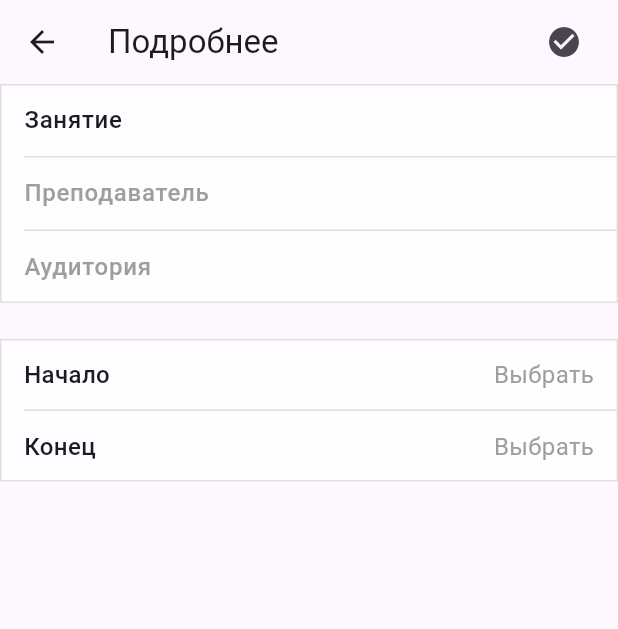
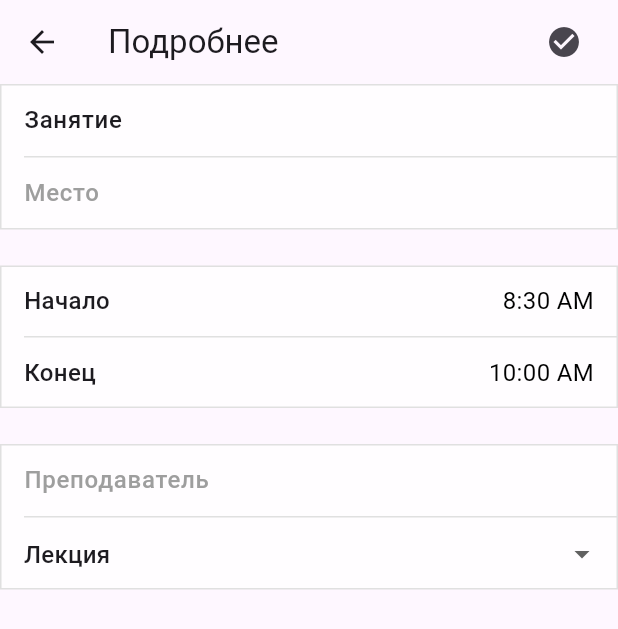
Before and after one commit to seljmov/stook, a Flutter app: the LessonPutScreen screen opened directly with empty values, on a phone screen of 412 x 824 dp. Shown: the top 629 px of the screen. Run offline on Flutter 3.47's test engine with Material 3 defaults, Android fonts, the light colour scheme and no system bars; our stand-ins replace drift, sqlite3_flutter_libs; missing offline and left inert: drift_db_viewer, injector, octopus, sqlite3; accounts and stored records are empty; generated files the repository leaves out were written again; project files that could hold a hidden picture were left out.

Commit message:
fix lessons bugs

```diff
--- a/stook-mobile-app/lib/main.dart
+++ b/stook-mobile-app/lib/main.dart
@@ -2,10 +2,6 @@ import 'package:flutter/material.dart';
 
 import 'src/common/infrastructure/di_configurator.dart';
 import 'src/common/widget/app.dart';
-
-// TODO: Убрать пересечение занятия самим с собой.
-// TODO: Прокидывать время начала и конца занятия на страницу редактирования.
-// TODO: Добавить возможность выбирать тип занятия.
 
 /// Точка входа в приложение.
 void main() {
--- a/stook-mobile-app/lib/src/feature/schedule_put/lesson_put/lesson_put_screen.dart
+++ b/stook-mobile-app/lib/src/feature/schedule_put/lesson_put/lesson_put_screen.dart
@@ -1,4 +1,5 @@
 import 'package:flutter/material.dart';
+import 'package:stook_database/models/models.dart';
 
 import '../../../common/extension/time_of_day_x.dart';
 import '../models.dart';
@@ -24,12 +25,17 @@ class _LessonPutScreenState extends State<LessonPutScreen> {
   final placeController = TextEditingController();
   final startNotifier = ValueNotifier<TimeOfDay?>(null);
   final endNotifier = ValueNotifier<TimeOfDay?>(null);
+  final lessonTypeNotifier = ValueNotifier<LessonType>(LessonType.other);
 
   @override
   void initState() {
     nameController.text = widget.lesson.name;
     teacherController.text = widget.lesson.teacher;
     placeController.text = widget.lesson.place;
+
+    startNotifier.value = widget.lesson.timeStart;
+    endNotifier.value = widget.lesson.timeEnd;
+    lessonTypeNotifier.value = widget.lesson.type;
     super.initState();
   }
 
@@ -43,6 +49,7 @@ class _LessonPutScreenState extends State<LessonPutScreen> {
 
   @override
   Widget build(BuildContext context) {
+    debugPrint('lesson: ${widget.lesson.toStr}');
     return GestureDetector(
       onTap: () {
         FocusScope.of(context).requestFocus(FocusNode());
@@ -78,12 +85,15 @@ class _LessonPutScreenState extends State<LessonPutScreen> {
                     return;
                   }
 
+                  debugPrint('lessonType: ${lessonTypeNotifier.value}');
                   final updatedLesson = widget.lesson.copyWith(
-                    name: nameController.text,
-                    teacher: teacherController.text,
-                    place: placeController.text,
+                    id: widget.lesson.id,
+                    name: nameController.text.trim(),
+                    teacher: teacherController.text.trim(),
+                    place: placeController.text.trim(),
                     timeStart: startNotifier.value!,
                     timeEnd: endNotifier.value!,
+                    type: lessonTypeNotifier.value,
                   );
                   final result = widget.onLessonUpdate(updatedLesson);
                   if (result == null) {
@@ -134,6 +144,42 @@ class _LessonPutScreenState extends State<LessonPutScreen> {
                       color: Colors.grey.shade300,
                     ),
                     TextFormField(
+                      controller: placeController,
+                      style: const TextStyle(
+                        fontSize: 16,
+                        fontWeight: FontWeight.w500,
+                      ),
+                      decoration: const InputDecoration(
+                        border: InputBorder.none,
+                        hintStyle: TextStyle(
+                          color: Colors.grey,
+                          fontSize: 16,
+                        ),
+                        hintText: 'Место',
+                      ),
+                    ),
+                  ],
+                ),
+              ),
+            ),
+            const SizedBox(height: 24),
+            LessonTimesWidget(
+              startNotifier: startNotifier,
+              endNotifier: endNotifier,
+            ),
+            const SizedBox(height: 24),
+            DecoratedBox(
+              decoration: BoxDecoration(
+                color: Colors.white70,
+                border: Border.all(
+                  color: Colors.grey.shade300,
+                ),
+              ),
+              child: Padding(
+                padding: const EdgeInsets.only(left: 16.0),
+                child: Column(
+                  children: [
+                    TextFormField(
                       controller: teacherController,
                       style: const TextStyle(
                         fontSize: 16,
@@ -152,27 +198,51 @@ class _LessonPutScreenState extends State<LessonPutScreen> {
                       height: 1,
                       color: Colors.grey.shade300,
                     ),
-                    TextFormField(
-                      controller: placeController,
-                      style: const TextStyle(
-                        fontSize: 16,
-                        fontWeight: FontWeight.w500,
-                      ),
+                    Padding(
+                      padding: const EdgeInsets.only(right: 12.0),
+                      child: DropdownButtonFormField<LessonType>(
+                        value: lessonTypeNotifier.value,
+                        items: LessonType.values
+                            .map((e) =>
+                                DropdownMenuItem(value: e, child: Text(e.name)))
+                            .toList(),
+                        onChanged: (value) {
+                          lessonTypeNotifier.value = value!;
+                        },
                         decoration: const InputDecoration(
                           border: InputBorder.none,
                           hintStyle: TextStyle(
                             color: Colors.grey,
                             fontSize: 16,
                           ),
-                        hintText: 'Аудитория',
+                          hintText: 'Тип занятия',
+                        ),
                       ),
                     ),
                   ],
                 ),
               ),
             ),
-            const SizedBox(height: 24),
-            DecoratedBox(
+          ],
+        ),
+      ),
+    );
+  }
+}
+
+class LessonTimesWidget extends StatelessWidget {
+  const LessonTimesWidget({
+    super.key,
+    required this.startNotifier,
+    required this.endNotifier,
+  });
+
+  final ValueNotifier<TimeOfDay?> startNotifier;
+  final ValueNotifier<TimeOfDay?> endNotifier;
+
+  @override
+  Widget build(BuildContext context) {
+    return DecoratedBox(
       decoration: BoxDecoration(
         color: Colors.white70,
         border: Border.all(
@@ -211,6 +281,9 @@ class _LessonPutScreenState extends State<LessonPutScreen> {
                         minuteLabelText: 'Минуты',
                         barrierLabel: 'Выбор времени начала занятия',
                       );
+                      if (timeOfDay == null && startNotifier.value != null) {
+                        return;
+                      }
                       startNotifier.value = timeOfDay;
                       endNotifier.value = timeOfDay?.addMinutes(90);
                     },
@@ -220,9 +293,7 @@ class _LessonPutScreenState extends State<LessonPutScreen> {
                         return Text(
                           time?.format(context) ?? 'Выбрать',
                           style: TextStyle(
-                                    color: time == null
-                                        ? Colors.grey
-                                        : Colors.black,
+                            color: time == null ? Colors.grey : Colors.black,
                             fontSize: 16,
                           ),
                         );
@@ -253,8 +324,7 @@ class _LessonPutScreenState extends State<LessonPutScreen> {
                     onTap: () async {
                       final timeOfDay = await showTimePicker(
                         context: context,
-                                initialTime:
-                                    startNotifier.value?.addMinutes(90) ??
+                        initialTime: startNotifier.value?.addMinutes(90) ??
                             const TimeOfDay(hour: 10, minute: 0),
                         initialEntryMode: TimePickerEntryMode.input,
                         cancelText: 'Отмена',
@@ -268,8 +338,7 @@ class _LessonPutScreenState extends State<LessonPutScreen> {
 
                       if (timeOfDay != null &&
                           (startNotifier.value == null ||
-                                      timeOfDay
-                                          .isBefore(startNotifier.value!))) {
+                              timeOfDay.isBefore(startNotifier.value!))) {
                         ScaffoldMessenger.of(context).showSnackBar(
                           const SnackBar(
                             content: Text(
@@ -288,9 +357,7 @@ class _LessonPutScreenState extends State<LessonPutScreen> {
                         return Text(
                           time?.format(context) ?? 'Выбрать',
                           style: TextStyle(
-                                    color: time == null
-                                        ? Colors.grey
-                                        : Colors.black,
+                            color: time == null ? Colors.grey : Colors.black,
                             fontSize: 16,
                           ),
                         );
@@ -303,10 +370,6 @@ class _LessonPutScreenState extends State<LessonPutScreen> {
           ],
         ),
       ),
-            ),
-          ],
-        ),
-      ),
     );
   }
 }
--- a/stook-mobile-app/lib/src/feature/schedule_put/models.dart
+++ b/stook-mobile-app/lib/src/feature/schedule_put/models.dart
@@ -1,6 +1,5 @@
 import 'package:flutter/material.dart';
 import 'package:stook_database/models/enums/enums.dart';
-import 'package:stook_database/models/models.dart' as models;
 import 'package:stook_database/database_context.dart' as database;
 
 import '../../common/extension/time_of_day_x.dart';
@@ -35,7 +34,7 @@ class Week {
           timeEnd: lesson.timeEnd.toDateTime(),
           weekNumber: number,
           dayOfWeek: day.dayOfWeek,
-          lessonType: models.LessonType.lecture,
+          lessonType: lesson.type,
         );
       });
     }).toList();
@@ -56,7 +55,7 @@ class Day {
 
   /// Добавить занятие.
   void addLesson() {
-    lessons.add(Lesson());
+    lessons.add(const Lesson());
   }
 
   /// Полуить название дня недели.
@@ -82,6 +81,9 @@ class Day {
 
 /// Занятие.
 class Lesson {
+  /// Идентификатор занятия.
+  final int id;
+
   /// Название занятия.
   final String name;
 
@@ -97,29 +99,41 @@ class Lesson {
   /// Время окончания занятия.
   final TimeOfDay timeEnd;
 
+  /// Тип занятия.
+  final LessonType type;
+
   /// Конструктор.
-  Lesson({
+  const Lesson({
+    this.id = 0,
     this.name = 'Занятие',
     this.place = '',
     this.teacher = '',
     this.timeStart = const TimeOfDay(hour: 8, minute: 30),
     this.timeEnd = const TimeOfDay(hour: 10, minute: 0),
+    this.type = LessonType.lecture,
   });
 
   /// Копировать занятие с изменением указанных полей.
   Lesson copyWith({
+    int? id,
     String? name,
     String? place,
     String? teacher,
     TimeOfDay? timeStart,
     TimeOfDay? timeEnd,
+    LessonType? type,
   }) {
     return Lesson(
+      id: id ?? this.id,
       name: name ?? this.name,
       place: place ?? this.place,
       teacher: teacher ?? this.teacher,
       timeStart: timeStart ?? this.timeStart,
       timeEnd: timeEnd ?? this.timeEnd,
+      type: type ?? this.type,
     );
   }
+
+  String get toStr =>
+      'Lesson(id: $id, name: $name, place: $place, teacher: $teacher, timeStart: $timeStart, timeEnd: $timeEnd, type: $type)';
 }
--- a/stook-mobile-app/lib/src/feature/schedule_put/schedule_put_screen.dart
+++ b/stook-mobile-app/lib/src/feature/schedule_put/schedule_put_screen.dart
@@ -28,7 +28,6 @@ class _SchedulePutScreenState extends State<SchedulePutScreen> {
   Future<List<Week>> _loadFromDatabase() async {
     final lessons = await widget.databaseContext.lessonsDao.getAllLessons();
     final lessonsByWeek = lessons.groupListsBy((lessons) => lessons.weekNumber);
-    debugPrint('Lessons: $lessons');
     final weeks = <Week>[];
     for (final weekNumber in lessonsByWeek.keys) {
       final week = Week(
@@ -47,11 +46,13 @@ class _SchedulePutScreenState extends State<SchedulePutScreen> {
         final lessons = lessonsByDay[dayOfWeek] ?? [];
         day.lessons.addAll(lessons.map((lesson) {
           return models.Lesson(
+            id: lesson.id,
             name: lesson.title,
             place: lesson.place,
             teacher: lesson.teacher,
             timeStart: TimeOfDay.fromDateTime(lesson.timeStart),
             timeEnd: TimeOfDay.fromDateTime(lesson.timeEnd),
+            type: lesson.lessonType,
           );
         }));
       }
@@ -65,14 +66,13 @@ class _SchedulePutScreenState extends State<SchedulePutScreen> {
     return FutureBuilder(
       future: _loadFromDatabase(),
       builder: (context, snapshot) {
-        debugPrint('state: ${snapshot.connectionState}');
         if (snapshot.hasError) {
           return Center(
             child: Text('Ошибка: ${snapshot.error}'),
           );
         } else if (snapshot.connectionState == ConnectionState.done) {
           final weeks = snapshot.data as List<Week>;
-          debugPrint('Weeks: $weeks');
+
           return ChangeNotifierProvider(
             create: (context) => ScheduleProvider(weeks),
             child: Builder(builder: (context) {
--- a/stook-mobile-app/lib/src/feature/schedule_put/widget/day_card.dart
+++ b/stook-mobile-app/lib/src/feature/schedule_put/widget/day_card.dart
@@ -25,7 +25,7 @@ class DayCard extends StatelessWidget {
 
     final intersectedLesson = day.lessons.firstWhereOrNull(
       (l) =>
-          l != lesson &&
+          l.id != lesson.id &&
           (l.timeStart.isBefore(lesson.timeEnd) &&
               l.timeEnd.isAfter(lesson.timeStart)),
     );
@@ -108,7 +108,7 @@ class DayCard extends StatelessWidget {
                     Navigator.of(context).push(
                       MaterialPageRoute(
                         builder: (context) => LessonPutScreen(
-                          lesson: Lesson(),
+                          lesson: const Lesson(),
                           onLessonUpdate: (lesson) => _updateLesson(lesson, () {
                             day.lessons.add(lesson);
                           }),
--- a/stook-mobile-app/pubspec.yaml
+++ b/stook-mobile-app/pubspec.yaml
@@ -23,6 +23,7 @@ dependencies:
   stook_database:
     path: 'packages/database'
   drift_db_viewer: ^2.1.0
+  equatable: ^2.0.5
 
 dev_dependencies:
   flutter_test:
```
Also changed, not shown: stook-mobile-app/lib/src/feature/schedule_put/widget/lesson_card.dart (+22 -8 lines), stook-mobile-app/lib/src/feature/schedule_put/widget/lesson_type_card.dart (added, +35 -0 lines), stook-mobile-app/packages/database/lib/models/enums/lesson_type.dart (+18 -0 lines), stook-mobile-app/pubspec.lock. Lines whose indentation alone changed are shown as unchanged.
